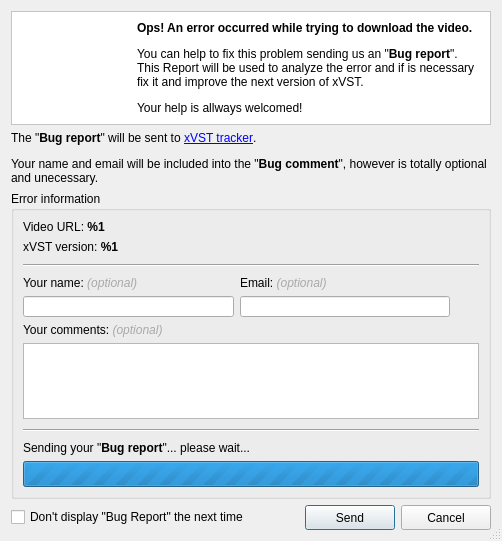
Old version of the form ui/bugreport.ui in the repository xVST/xVideoServiceThief.
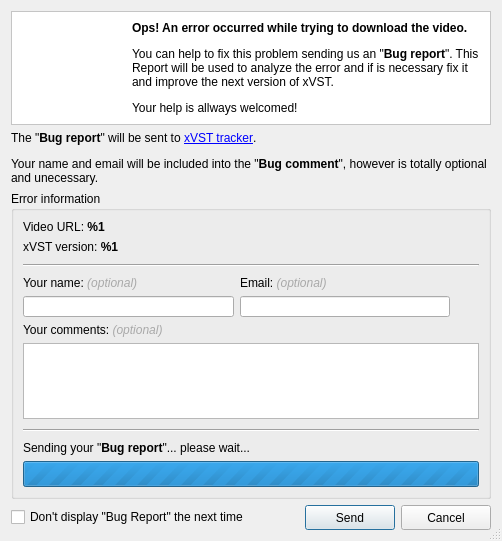
New version of the form. Icons and pictures are not drawn.

The edit to the form file:
```diff
--- a/ui/bugreport.ui
+++ b/ui/bugreport.ui
@@ -43,7 +43,7 @@
        <widget class="QLabel" name="imgError">
         <property name="maximumSize">
          <size>
-          <width>110</width>
+          <width>100</width>
           <height>16777215</height>
          </size>
         </property>
@@ -58,7 +58,7 @@
         </property>
        </widget>
       </item>
-      <item row="0" column="1">
+      <item row="0" column="2">
        <widget class="QLabel" name="lblErrorInfo">
         <property name="text">
          <string>&lt;b&gt;Ops! An error occurred while trying to download the video.&lt;/b&gt;
@@ -70,6 +70,22 @@
         </property>
        </widget>
       </item>
+      <item row="0" column="1">
+       <spacer name="horizontalSpacer">
+        <property name="orientation">
+         <enum>Qt::Horizontal</enum>
+        </property>
+        <property name="sizeType">
+         <enum>QSizePolicy::Fixed</enum>
+        </property>
+        <property name="sizeHint" stdset="0">
+         <size>
+          <width>5</width>
+          <height>20</height>
+         </size>
+        </property>
+       </spacer>
+      </item>
      </layout>
     </widget>
    </item>
```
Left out of the diff: 4 changed lines with no effect on the pictures.
